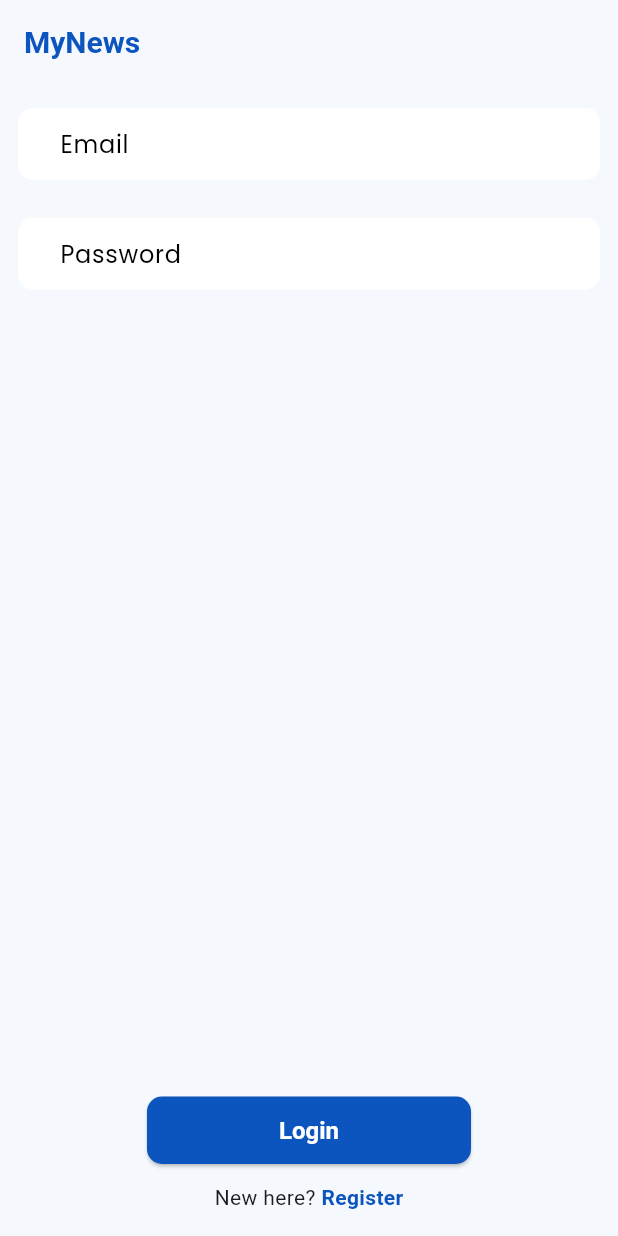
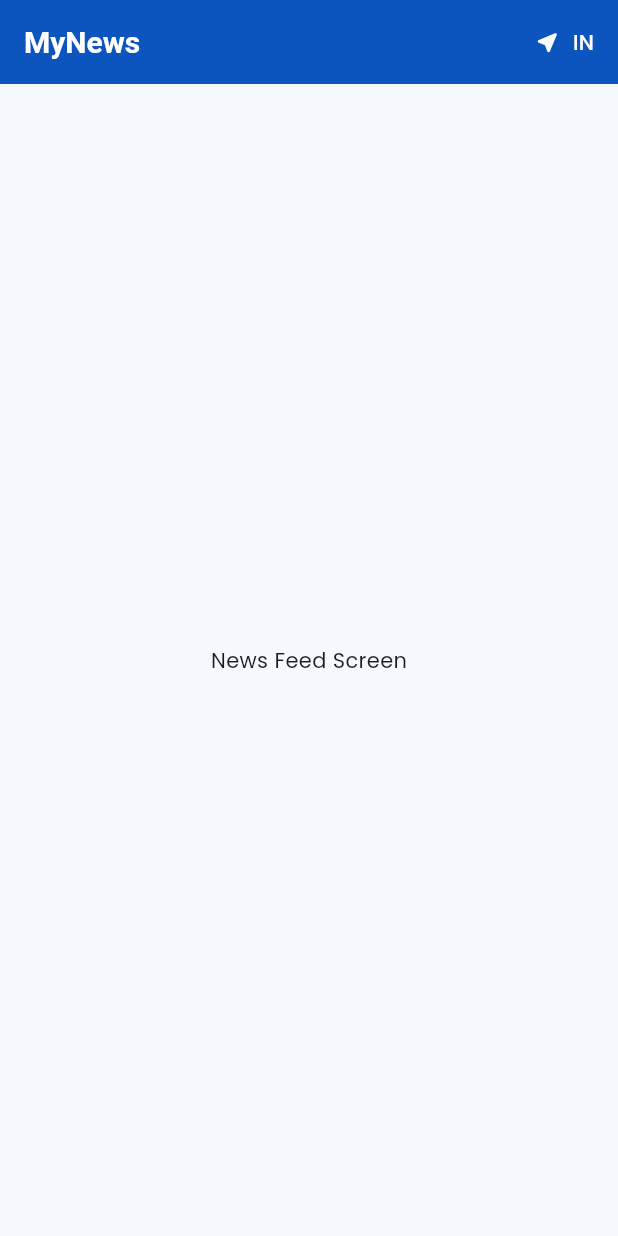
Before and after one commit to sagnik-sanyal/my_newz, a Flutter app: the screen it shows after launch, on a phone screen of 412 x 824 dp. Run offline on Flutter 3.47's test engine with Material 3 defaults, Android fonts, the phone set to English and light mode, and no system bars; drawn by our look-alikes of reactive_forms; our stand-ins replace google_fonts.

Commit message:
Refactor app structure and update UI constants

```diff
--- a/lib/app/app.dart
+++ b/lib/app/app.dart
@@ -1,6 +1,6 @@
 import 'package:flutter/material.dart';
 
-import '../features/auth/screens/login_screen.dart';
+import '../features/news_feed/screens/news_feed_screen.dart';
 import 'theme/app_theme.dart';
 
 @immutable
@@ -12,11 +12,7 @@ class App extends StatelessWidget {
     return MaterialApp(
       theme: AppTheme.use(Brightness.light),
       debugShowCheckedModeBanner: false,
-      home: MediaQuery.withClampedTextScaling(
-        maxScaleFactor: 1,
-        minScaleFactor: 0.9,
-        child: const LoginScreen(),
-      ),
+      home: MediaQuery.withNoTextScaling(child: const NewsFeedScreen()),
     );
   }
 }
--- a/lib/features/news_feed/counter.dart
+++ /dev/null
@@ -1,2 +0,0 @@
-export 'cubit/counter_cubit.dart';
-export 'view/counter_page.dart';
--- /dev/null
+++ b/lib/features/news_feed/screens/news_feed_screen.dart
@@ -0,0 +1,30 @@
+import 'package:flutter/material.dart';
+
+import '../../../app/constants/app_colors.dart';
+import '../../../shared/widgets/app_text.dart';
+
+@immutable
+class NewsFeedScreen extends StatelessWidget {
+  const NewsFeedScreen({super.key});
+
+  @override
+  Widget build(BuildContext context) {
+    return Scaffold(
+      appBar: AppBar(
+        backgroundColor: AppColors.primary,
+        automaticallyImplyLeading: false,
+        title: AppText.bold('MyNews', color: Colors.white, fontSize: 20),
+        actions: <Widget>[
+          TextButton.icon(
+            onPressed: () {},
+            icon: const Icon(Icons.near_me_rounded, color: Colors.white),
+            label: const Text('IN', style: TextStyle(color: Colors.white)),
+          ),
+        ],
+      ),
+      body: const Center(
+        child: Text('News Feed Screen'),
+      ),
+    );
+  }
+}
--- a/pubspec.yaml
+++ b/pubspec.yaml
@@ -8,6 +8,8 @@ environment:
 
 dependencies:
   cloud_firestore: ^5.4.4
+  drift: ^2.20.3
+  drift_flutter: ^0.2.0
   equatable: ^2.0.5
   firebase_auth: ^5.3.1
   firebase_remote_config: ^5.1.3
@@ -18,18 +20,17 @@ dependencies:
   google_fonts: ^6.2.1
   http: ^1.2.2
   intl: ^0.19.0
-  objectbox: ^4.0.2
   provider: ^6.1.2
   reactive_forms: ^17.0.1
 
 dev_dependencies:
   build_runner: ^2.4.13
+  drift_dev: ^2.20.3
   flutter_test:
     sdk: flutter
   freezed: ^2.5.7
   json_serializable: ^6.8.0
   mocktail: ^1.0.4
-  objectbox_generator: ^4.0.2
   very_good_analysis: ^6.0.0
 
 flutter:
```
Also changed, not shown: lib/core/services/article_service.dart (added, +17 -0 lines), lib/core/services/auth_service.dart (added, +54 -0 lines), lib/features/news_feed/view/counter_page.dart (deleted, +0 -40 lines), lib/features/news_feed/provider/counter_cubit.dart (added), pubspec.lock.
